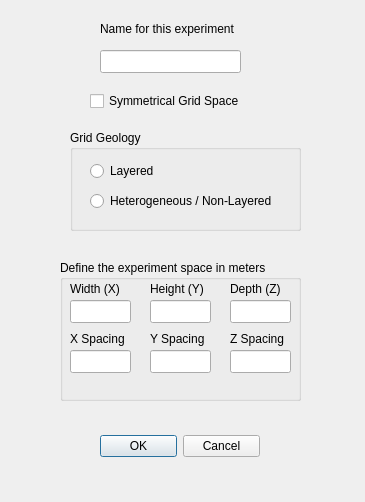
Above: Experimental/VaporIntrusionGUI/VaporIntrusionDelegate/GridSpaceDialog.ui from perryiv/cadkit before the change. Below: the same form after it.
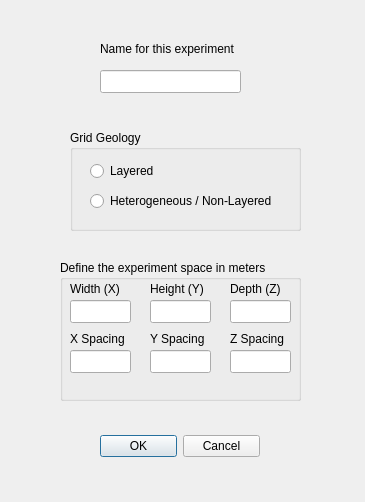
That is the form after the change.

Commit message: - added snap-to grid function. - applied snap-to grid function to the building.

Patch:
```diff
--- a/Experimental/VaporIntrusionGUI/VaporIntrusionDelegate/GridSpaceDialog.ui
+++ b/Experimental/VaporIntrusionGUI/VaporIntrusionDelegate/GridSpaceDialog.ui
@@ -183,7 +183,7 @@
    <property name="geometry" >
     <rect>
      <x>100</x>
-     <y>20</y>
+     <y>40</y>
      <width>151</width>
      <height>18</height>
     </rect>
@@ -196,25 +196,12 @@
    <property name="geometry" >
     <rect>
      <x>100</x>
-     <y>50</y>
+     <y>70</y>
      <width>141</width>
      <height>23</height>
     </rect>
    </property>
   </widget>
-  <widget class="QCheckBox" name="_symmetricalCheckBox" >
-   <property name="geometry" >
-    <rect>
-     <x>90</x>
-     <y>90</y>
-     <width>161</width>
-     <height>22</height>
-    </rect>
-   </property>
-   <property name="text" >
-    <string>Symmetrical Grid Space</string>
-   </property>
-  </widget>
   <widget class="QGroupBox" name="groupBox_2" >
    <property name="geometry" >
     <rect>
```
The commit also changes 12 other files.
